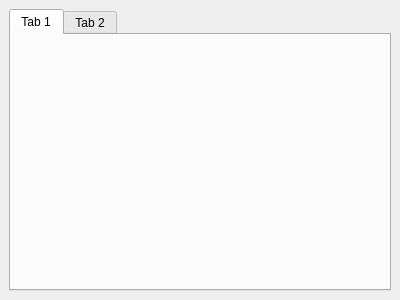
First picture: the form in src/panel/leftpanel/leftpanel2.ui, repository axsapronov/QSopherim, before the edit.
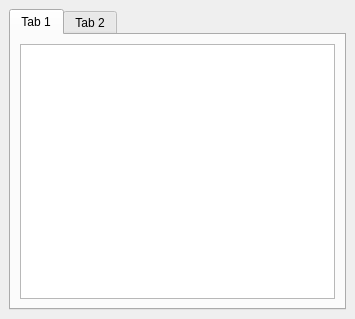
Second picture: the form after the edit.

Commit message: Add show notes (1 step

The edit to the form file:
```diff
--- a/src/panel/leftpanel/leftpanel2.ui
+++ b/src/panel/leftpanel/leftpanel2.ui
@@ -6,8 +6,8 @@
    <rect>
     <x>0</x>
     <y>0</y>
-    <width>400</width>
-    <height>300</height>
+    <width>355</width>
+    <height>319</height>
    </rect>
   </property>
   <property name="windowTitle">
@@ -21,6 +21,11 @@
        <attribute name="title">
         <string>Tab 1</string>
        </attribute>
+       <layout class="QGridLayout" name="gridLayout_2">
+        <item row="0" column="0">
+         <widget class="QListView" name="ListViewNote"/>
+        </item>
+       </layout>
       </widget>
       <widget class="QWidget" name="tab_2">
        <attribute name="title">
```
The commit also changes 13 other files.
